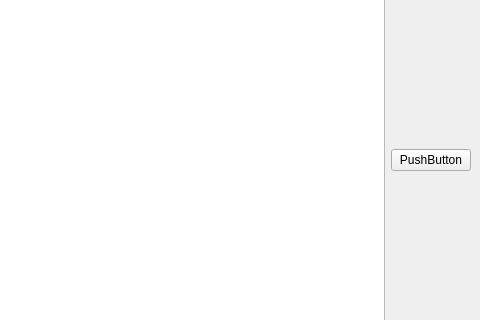
Before: the Qt Designer form mainwindow.ui in VadimZherko/marker, drawn with Qt 5; both pictures show x 320 to 800 and y 129 to 449 of the 800 by 600 pixel window.
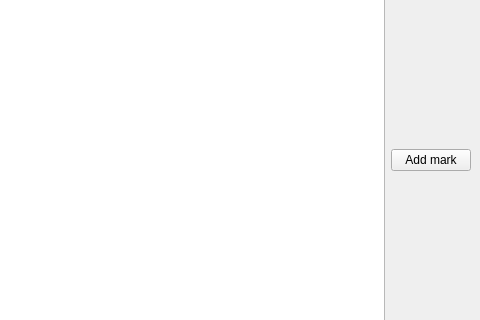
After: the same form once the commit is applied.

```diff
--- a/mainwindow.ui
+++ b/mainwindow.ui
@@ -21,7 +21,7 @@
     <item>
      <widget class="QPushButton" name="addMarkButton">
       <property name="text">
-       <string>PushButton</string>
+       <string>Add mark</string>
       </property>
      </widget>
     </item>
```
